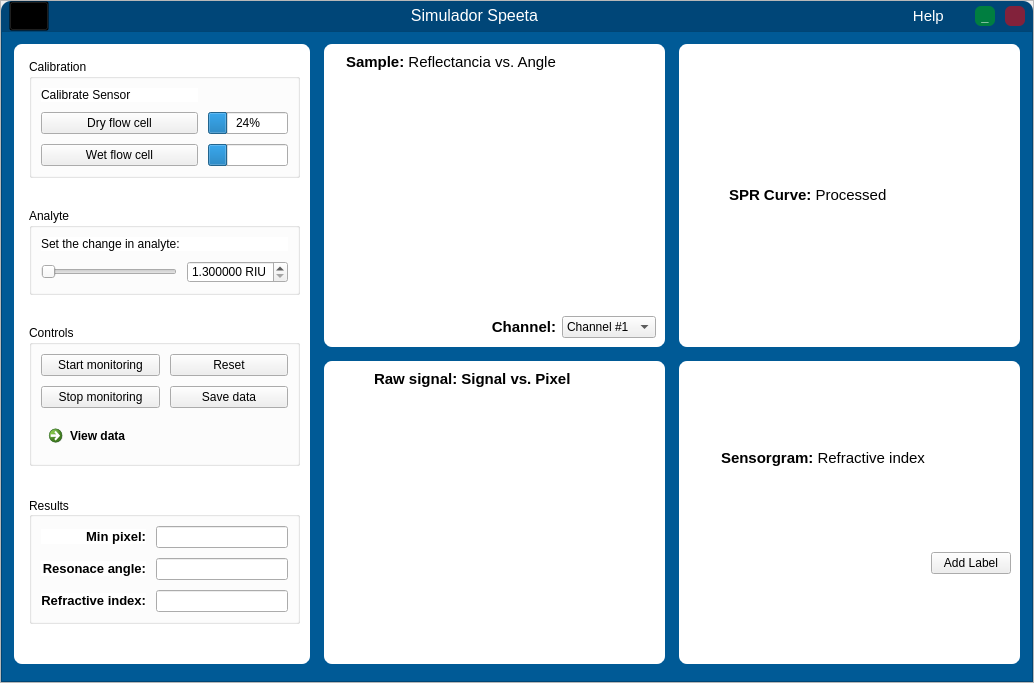
This is _interface_auto_/Simulador_Spreeta.ui in AdeilsonLeal1/Codigo-computacional-para-simulacao-do-efeito-SPR as Qt 5 draws it before an edit. The edited form follows.
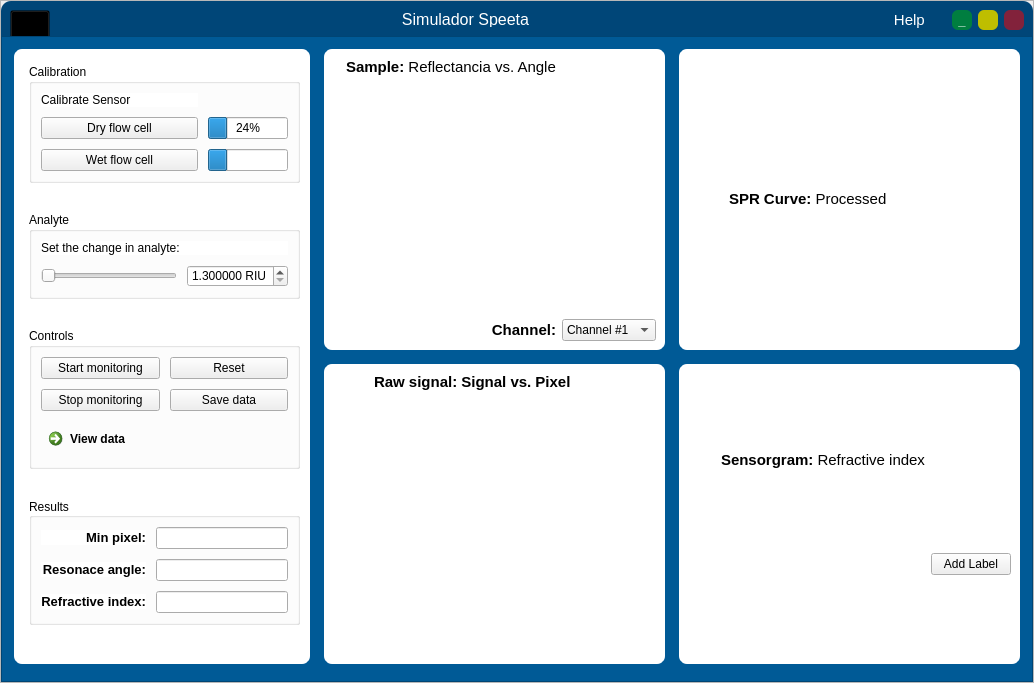
This is the edited form. Icons and pictures are not drawn.

What changed in the file:
```diff
--- a/_interface_auto_/Simulador_Spreeta.ui
+++ b/_interface_auto_/Simulador_Spreeta.ui
@@ -83,21 +83,6 @@
          <enum>QFrame::Raised</enum>
         </property>
         <layout class="QHBoxLayout" name="horizontalLayout">
-         <property name="spacing">
-          <number>10</number>
-         </property>
-         <property name="leftMargin">
-          <number>8</number>
-         </property>
-         <property name="topMargin">
-          <number>0</number>
-         </property>
-         <property name="rightMargin">
-          <number>8</number>
-         </property>
-         <property name="bottomMargin">
-          <number>0</number>
-         </property>
          <item>
           <widget class="QPushButton" name="icon">
            <property name="sizePolicy">
@@ -269,6 +254,56 @@
            </property>
           </widget>
          </item>
+         <item>
+          <widget class="QPushButton" name="btn_minimizar_2">
+           <property name="minimumSize">
+            <size>
+             <width>20</width>
+             <height>20</height>
+            </size>
+           </property>
+           <property name="maximumSize">
+            <size>
+             <width>20</width>
+             <height>20</height>
+            </size>
+           </property>
+           <property name="font">
+            <font>
+             <family>Ubuntu</family>
+             <pointsize>10</pointsize>
+             <italic>false</italic>
+             <bold>true</bold>
+            </font>
+           </property>
+           <property name="cursor">
+            <cursorShape>PointingHandCursor</cursorShape>
+           </property>
+           <property name="styleSheet">
+            <string notr="true">QPushButton{
+	font: 900 10pt &quot;Ubuntu&quot;;
+	color: rgb(255, 255,255);
+	background:rgb(190,190, 0);
+	border-radius:6px;
+}
+
+QPushButton:hover{
+	background:rgb(230,230,0);
+	width: 40;
+	height: 35;
+}</string>
+           </property>
+           <property name="text">
+            <string/>
+           </property>
+           <property name="iconSize">
+            <size>
+             <width>16</width>
+             <height>16</height>
+            </size>
+           </property>
+          </widget>
+         </item>
          <item>
           <widget class="QPushButton" name="btn_close">
            <property name="minimumSize">
```
